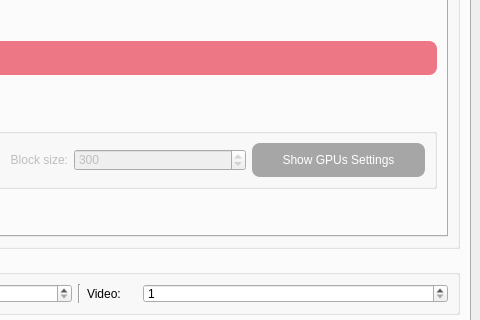
First picture: the form in SRC/Waifu2x-Extension-QT/mainwindow.ui, repository AaronFeng753/Waifu2x-Extension-GUI, before the edit; both pictures show x 696 to 1176 and y 336 to 656 of the 1176 by 747 pixel window.
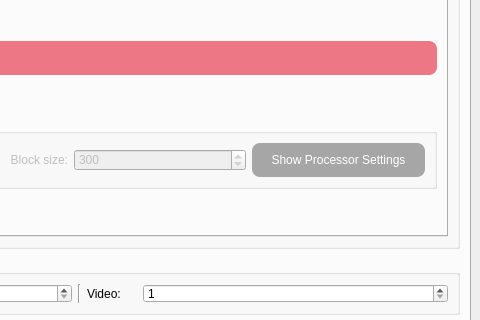
Second picture: the form after the edit. The open tabs and pages were chosen to show the change. Icons and pictures are not drawn.

The edit to the form file:
```diff
--- a/SRC/Waifu2x-Extension-QT/mainwindow.ui
+++ b/SRC/Waifu2x-Extension-QT/mainwindow.ui
@@ -2586,7 +2586,7 @@
 }</string>
                     </property>
                     <property name="text">
-                     <string>Show GPUs Settings</string>
+                     <string>Show Processor Settings</string>
                     </property>
                    </widget>
                   </item>
```
Left out of the diff: 6 changed lines with no effect on the pictures.
